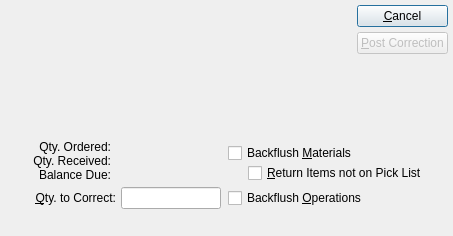
Before: the Qt Designer form xtuple/trunk/guiclient/correctProductionPosting.ui in WooodHead/xtuple, drawn with Qt 5.
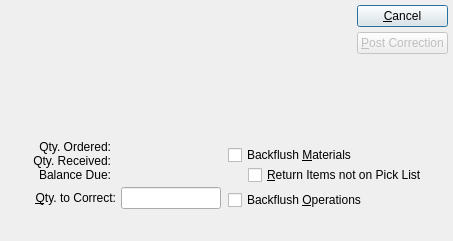
After: the same form once the commit is applied. Custom widgets are drawn as their Qt base class.

The edit to the form file:
```diff
--- a/xtuple/trunk/guiclient/correctProductionPosting.ui
+++ b/xtuple/trunk/guiclient/correctProductionPosting.ui
@@ -6,7 +6,7 @@
     <x>0</x>
     <y>0</y>
     <width>453</width>
-    <height>236</height>
+    <height>241</height>
    </rect>
   </property>
   <property name="windowTitle" >
@@ -21,9 +21,6 @@
    </property>
    <item>
     <layout class="QHBoxLayout" >
-     <property name="margin" >
-      <number>0</number>
-     </property>
      <property name="spacing" >
       <number>7</number>
      </property>
@@ -47,9 +44,6 @@
      </item>
      <item>
       <layout class="QHBoxLayout" >
-       <property name="margin" >
-        <number>0</number>
-       </property>
        <property name="spacing" >
         <number>0</number>
        </property>
@@ -71,9 +65,6 @@
        </item>
        <item>
         <layout class="QVBoxLayout" >
-         <property name="margin" >
-          <number>0</number>
-         </property>
          <property name="spacing" >
           <number>5</number>
          </property>
@@ -118,41 +109,26 @@
    </item>
    <item>
     <layout class="QHBoxLayout" >
-     <property name="margin" >
-      <number>0</number>
-     </property>
      <property name="spacing" >
       <number>7</number>
      </property>
      <item>
       <layout class="QVBoxLayout" >
-       <property name="margin" >
-        <number>0</number>
-       </property>
        <property name="spacing" >
         <number>0</number>
        </property>
        <item>
         <layout class="QVBoxLayout" >
-         <property name="margin" >
-          <number>0</number>
-         </property>
          <property name="spacing" >
           <number>5</number>
          </property>
          <item>
           <layout class="QHBoxLayout" >
-           <property name="margin" >
-            <number>0</number>
-           </property>
            <property name="spacing" >
             <number>5</number>
            </property>
            <item>
             <layout class="QVBoxLayout" >
-             <property name="margin" >
-              <number>0</number>
-             </property>
              <property name="spacing" >
               <number>0</number>
              </property>
@@ -190,9 +166,6 @@
            </item>
            <item>
             <layout class="QVBoxLayout" >
-             <property name="margin" >
-              <number>0</number>
-             </property>
              <property name="spacing" >
               <number>0</number>
              </property>
@@ -241,9 +214,6 @@
          </item>
          <item>
           <layout class="QHBoxLayout" >
-           <property name="margin" >
-            <number>0</number>
-           </property>
            <property name="spacing" >
             <number>5</number>
            </property>
@@ -297,33 +267,21 @@
      </item>
      <item>
       <layout class="QVBoxLayout" >
-       <property name="margin" >
-        <number>0</number>
-       </property>
        <property name="spacing" >
         <number>0</number>
        </property>
        <item>
         <layout class="QVBoxLayout" >
-         <property name="margin" >
-          <number>0</number>
-         </property>
          <property name="spacing" >
           <number>5</number>
          </property>
          <item>
           <layout class="QVBoxLayout" >
-           <property name="margin" >
-            <number>0</number>
-           </property>
            <property name="spacing" >
             <number>0</number>
            </property>
            <item>
             <layout class="QHBoxLayout" >
-             <property name="margin" >
-              <number>0</number>
-             </property>
              <property name="spacing" >
               <number>0</number>
              </property>
@@ -357,9 +315,6 @@
            </item>
            <item>
             <layout class="QHBoxLayout" >
-             <property name="margin" >
-              <number>0</number>
-             </property>
              <property name="spacing" >
               <number>0</number>
              </property>
@@ -411,9 +366,6 @@
          </item>
          <item>
           <layout class="QHBoxLayout" >
-           <property name="margin" >
-            <number>0</number>
-           </property>
            <property name="spacing" >
             <number>0</number>
            </property>
@@ -472,16 +424,21 @@
  <layoutdefault spacing="5" margin="5" />
  <pixmapfunction>qPixmapFromMimeSource</pixmapfunction>
  <customwidgets>
-  <customwidget>
-   <class>XCheckBox</class>
-   <extends>QCheckBox</extends>
-   <header>xcheckbox.h</header>
-  </customwidget>
   <customwidget>
    <class>WoCluster</class>
    <extends>QWidget</extends>
    <header>wocluster.h</header>
   </customwidget>
+  <customwidget>
+   <class>XCheckBox</class>
+   <extends>QCheckBox</extends>
+   <header>xcheckbox.h</header>
+  </customwidget>
+  <customwidget>
+   <class>XLabel</class>
+   <extends>QLabel</extends>
+   <header>xlabel.h</header>
+  </customwidget>
   <customwidget>
    <class>XLineEdit</class>
    <extends>QLineEdit</extends>
```
Left out of the diff: 26 changed lines with no effect on the pictures.
